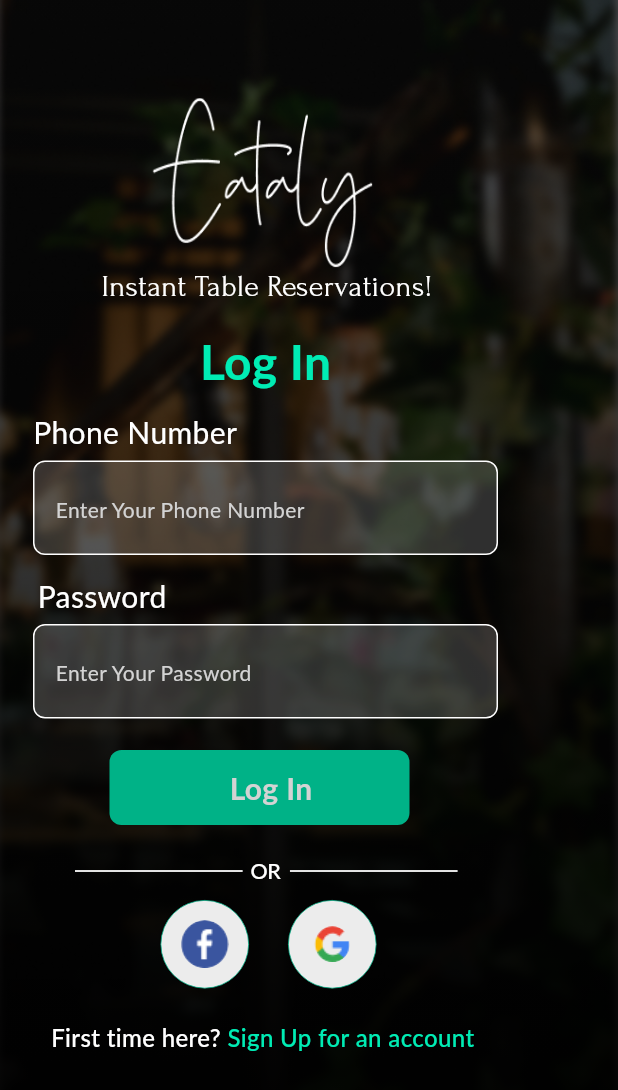
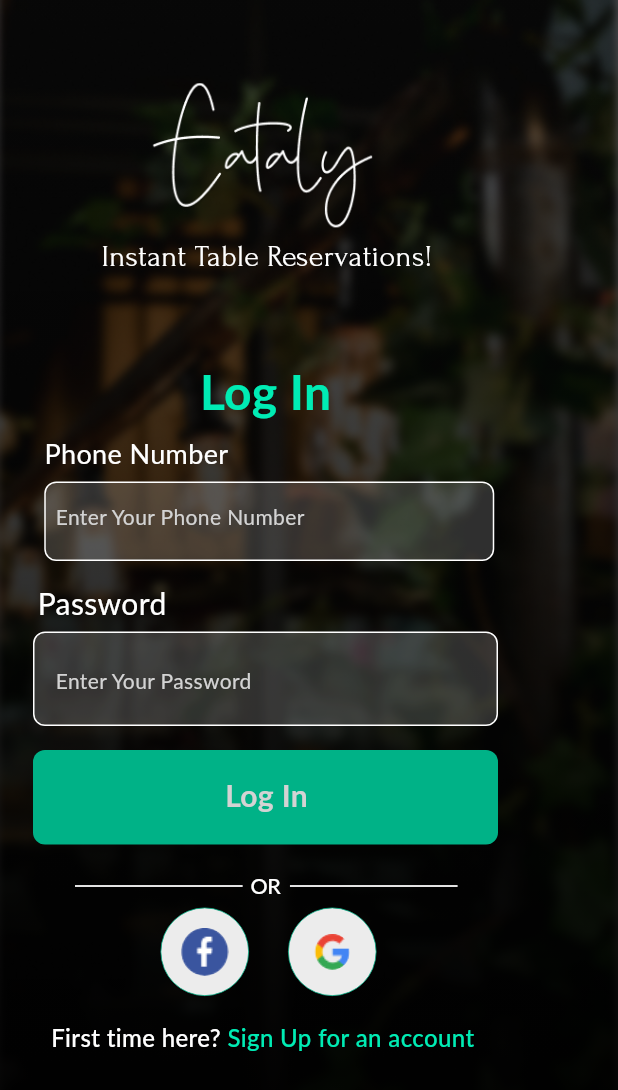
Before and after one commit to Sarah-Rafi/Eataly, a Flutter app: the screen it shows after launch, on a phone screen of 412 x 824 dp. Shown: the top 1090 px of the screen. Run offline on Flutter 3.47's test engine with Material 3 defaults, Android fonts, the phone set to English and light mode, and no system bars; Roboto replaces fonts that are missing (Lato).

Commit message:
Your commit message here

```diff
--- a/lib/loginscreen.dart
+++ b/lib/loginscreen.dart
@@ -49,7 +49,7 @@ class LoginScreen extends StatelessWidget {
               children: [
                 Positioned(
                   left: 50,
-                  top: 570,
+                  top: 580,
                   child: SizedBox(
                     width: 255.08,
                     height: 17,
@@ -152,11 +152,11 @@ class LoginScreen extends StatelessWidget {
                   ),
                 ),
                 Positioned(
-                  top: 65,
+                  top: 55,
                   left: (340 - 140) / 2,
                   child: SizedBox(
                     width: 150,
-                    height: 117,
+                    height: 100,
                     child: Image.asset(
                       'assets/eataly.png',
                       fit: BoxFit.fill,
@@ -165,7 +165,7 @@ class LoginScreen extends StatelessWidget {
                 ),
                 Positioned(
                   left: 47,
-                  top: 190,
+                  top: 170,
                   child: SizedBox(
                     width: 262,
                     child: Text(
@@ -183,7 +183,7 @@ class LoginScreen extends StatelessWidget {
                 ),
                 Positioned(
                   left: 7,
-                  top: 240,
+                  top: 260,
                   child: SizedBox(
                     width: 340,
                     height: 278,
@@ -202,18 +202,18 @@ class LoginScreen extends StatelessWidget {
                             height: 0.03,
                           ),
                         ),
-                        const SizedBox(height: 30),
+                        const SizedBox(height: 25),
                         SizedBox(
-                          width: 340,
+                          width: 350,
                           height: 99,
                           child: Stack(
                             children: [
                               Positioned(
-                                left: 15,
-                                top: 36,
+                                left: 22.5,
+                                top: 35,
                                 child: Container(
-                                  width: 310,
-                                  height: 63,
+                                  width: 300,
+                                  height: 53,
                                   decoration: ShapeDecoration(
                                     color: Color(0x33D9D9D9),
                                     shape: RoundedRectangleBorder(
@@ -225,7 +225,7 @@ class LoginScreen extends StatelessWidget {
                                 ),
                               ),
                               Positioned(
-                                left: 15,
+                                left: 22.5,
                                 top: 5,
                                 child: SizedBox(
                                   width: 300,
@@ -234,7 +234,7 @@ class LoginScreen extends StatelessWidget {
                                     'Phone Number',
                                     style: TextStyle(
                                       color: Colors.white,
-                                      fontSize: 20,
+                                      fontSize: 18,
                                       fontFamily: 'Lato',
                                       fontWeight: FontWeight.w400,
                                       height: 0,
@@ -244,7 +244,7 @@ class LoginScreen extends StatelessWidget {
                               ),
                               Positioned(
                                 left: 30,
-                                top: 60,
+                                top: 50,
                                 child: SizedBox(
                                   width: 173,
                                   height: 16,
@@ -263,9 +263,9 @@ class LoginScreen extends StatelessWidget {
                             ],
                           ),
                         ),
-                        const SizedBox(height: 10),
+                        const SizedBox(height: 0),
                         SizedBox(
-                          width: 340,
+                          width: 350,
                           height: 99,
                           child: Stack(
                             children: [
@@ -330,7 +330,7 @@ class LoginScreen extends StatelessWidget {
                 ),
                 Positioned(
                   left: 107,
-                  top: 600,
+                  top: 605,
                   child: SizedBox(
                     width: 154,
                     height: 69,
@@ -430,19 +430,19 @@ class LoginScreen extends StatelessWidget {
                   ),
                 ),
                 Positioned(
-                  left: 63,
+                  left: 12,
                   top: 500,
                   child: SizedBox(
                     width: 340,
-                    height: 63,
+                    height: 99,
                     child: Stack(
                       children: [
                         Positioned(
                           left: 10,
                           top: 0,
                           child: Container(
-                            width: 200,
-                            height: 50,
+                            width: 310,
+                            height: 63,
                             decoration: ShapeDecoration(
                               color: Color(0xFF00B287),
                               shape: RoundedRectangleBorder(
@@ -451,8 +451,8 @@ class LoginScreen extends StatelessWidget {
                           ),
                         ),
                         Positioned(
-                          left: 90,
-                          top: 25,
+                          left: 138,
+                          top: 30,
                           child: SizedBox(
                             width: 61,
                             height: 24,
```
